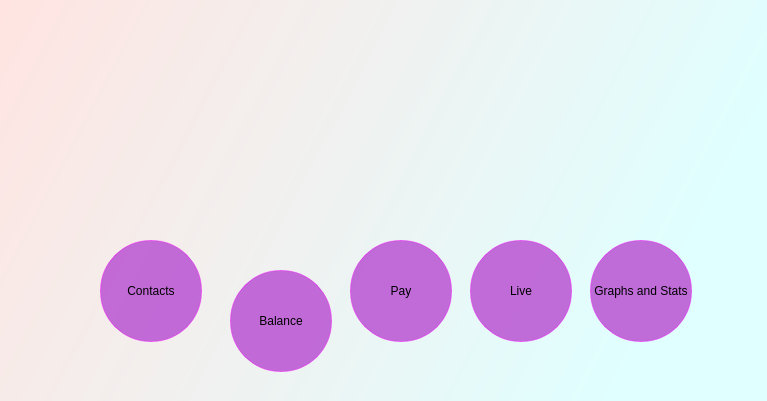
First picture: the form in frontend_workspace/mainwindow.ui, repository BXPlus/XCoin, before the edit.
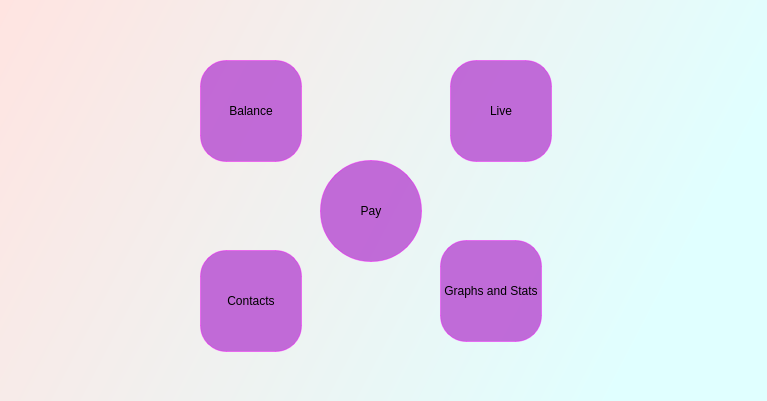
Second picture: the form after the edit.

The edit to the form file:
```diff
--- a/frontend_workspace/mainwindow.ui
+++ b/frontend_workspace/mainwindow.ui
@@ -25,8 +25,8 @@
    <widget class="QPushButton" name="pushButton">
     <property name="geometry">
      <rect>
-      <x>100</x>
-      <y>240</y>
+      <x>200</x>
+      <y>250</y>
       <width>102</width>
       <height>102</height>
      </rect>
@@ -37,7 +37,7 @@
 background-color:  rgba(186, 85, 211, 220);
 border-style: solid;
 border-width:1px;
-border-radius:50px;
+border-radius:26px;
 border-color: rgba(255,0,255,100);
 max-width:100px;
 max-height:100px;
@@ -52,8 +52,8 @@
    <widget class="QPushButton" name="pushButton_2">
     <property name="geometry">
      <rect>
-      <x>350</x>
-      <y>240</y>
+      <x>320</x>
+      <y>160</y>
       <width>102</width>
       <height>102</height>
      </rect>
@@ -79,8 +79,8 @@
    <widget class="QPushButton" name="pushButton_3">
     <property name="geometry">
      <rect>
-      <x>230</x>
-      <y>270</y>
+      <x>200</x>
+      <y>60</y>
       <width>102</width>
       <height>102</height>
      </rect>
@@ -91,7 +91,7 @@
 background-color:  rgba(186, 85, 211, 220);
 border-style: solid;
 border-width:1px;
-border-radius:50px;
+border-radius:26px;
 border-color: rgba(255,0,255,100);
 max-width:100px;
 max-height:100px;
@@ -106,8 +106,8 @@
    <widget class="QPushButton" name="pushButton_4">
     <property name="geometry">
      <rect>
-      <x>470</x>
-      <y>240</y>
+      <x>450</x>
+      <y>60</y>
       <width>102</width>
       <height>102</height>
      </rect>
@@ -118,7 +118,7 @@
 background-color:  rgba(186, 85, 211, 220);
 border-style: solid;
 border-width:1px;
-border-radius:50px;
+border-radius:26px;
 border-color: rgba(255,0,255,100);
 max-width:100px;
 max-height:100px;
@@ -133,7 +133,7 @@
    <widget class="QPushButton" name="pushButton_5">
     <property name="geometry">
      <rect>
-      <x>590</x>
+      <x>440</x>
       <y>240</y>
       <width>102</width>
       <height>102</height>
@@ -144,7 +144,7 @@
 background-color:  rgba(186, 85, 211, 220);
 border-style: solid;
 border-width:1px;
-border-radius:50px;
+border-radius:26px;
 border-color: rgba(255,0,255,100);
 max-width:100px;
 max-height:100px;
```
